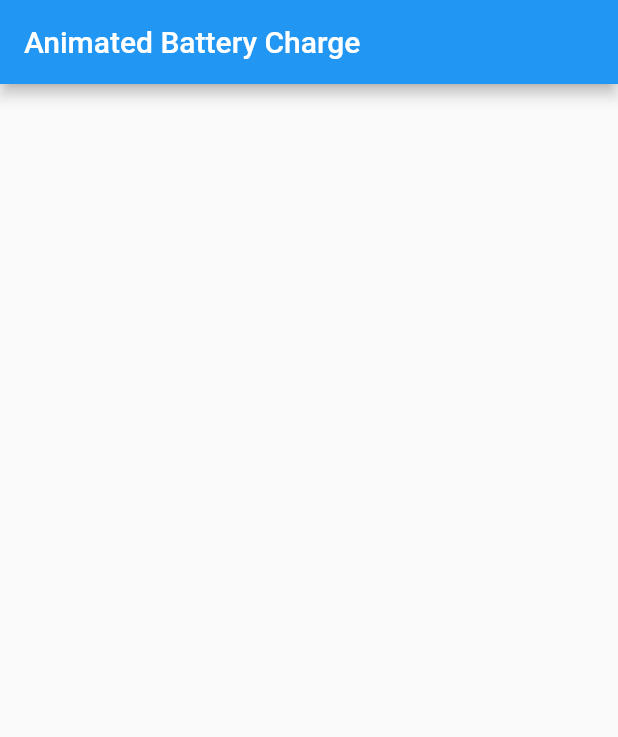
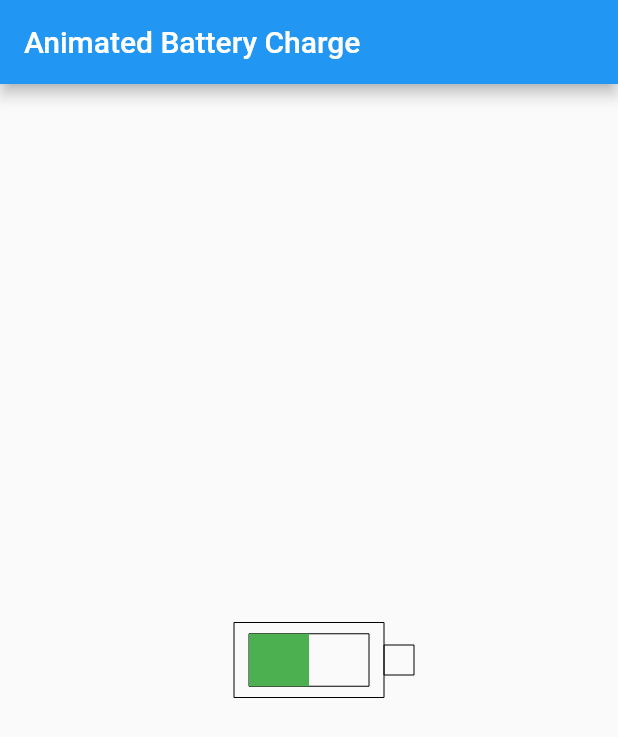
Before and after one commit to islamdidarmd/animated-battery-charge-flutter, a Flutter app: the screen it shows after launch, on a phone screen of 412 x 824 dp. Shown: the top 737 px of the screen. Run offline on Flutter 3.47's test engine with Material 2 defaults, Android fonts, the phone set to English and light mode, and no system bars.

Commit message:
Create Battery Charge Painter

```diff
--- a/lib/animated_battery_charge_page.dart
+++ b/lib/animated_battery_charge_page.dart
@@ -1,3 +1,4 @@
+import 'package:animated_battery_charge_flutter/battery_charge_painter.dart';
 import 'package:flutter/material.dart';
 
 class AnimatedBatteryChargePage extends StatelessWidget {
@@ -7,6 +8,14 @@ class AnimatedBatteryChargePage extends StatelessWidget {
   Widget build(BuildContext context) {
     return Scaffold(
       appBar: AppBar(title: const Text('Animated Battery Charge')),
+      body: Center(
+        child: CustomPaint(
+          size: const Size(200, 200),
+          painter: BatteryChargePainter(
+            charge: 80,
+          ),
+        ),
+      ),
     );
   }
 }
--- /dev/null
+++ b/lib/battery_charge_painter.dart
@@ -0,0 +1,68 @@
+import 'package:flutter/material.dart';
+
+class BatteryChargePainter extends CustomPainter {
+  BatteryChargePainter({
+    required this.charge,
+  });
+
+  final int charge;
+
+  final double batteryShellWidth = 100;
+  final double batteryShellHeight = 50;
+  final double chargeWidth = 80;
+  final double chargeHeight = 35;
+  final double batteryPositivePowerHeight = 20;
+  final double batteryPositivePowerWidth = 20;
+
+  final batteryShellPainter = Paint()
+    ..style = PaintingStyle.stroke
+    ..color = Colors.black;
+
+  final batteryChargePainter = Paint()
+    ..style = PaintingStyle.fill
+    ..color = Colors.green;
+
+  final batteryChargeStrokePainter = Paint()
+    ..style = PaintingStyle.stroke
+    ..color = Colors.black;
+
+  @override
+  void paint(Canvas canvas, Size size) {
+    final height = size.height;
+    final width = size.width;
+    final center = Offset(height / 2, width / 2);
+
+    final batteryPowerCenter = Offset(
+        center.dx + batteryShellWidth / 2 + batteryPositivePowerWidth / 2,
+        center.dy);
+
+    final shellRect = Rect.fromCenter(
+        center: center, width: batteryShellWidth, height: batteryShellHeight);
+
+    final fullChargeRect = Rect.fromCenter(
+        center: center, width: chargeWidth, height: chargeHeight);
+
+    final positivePowerRect = Rect.fromCenter(
+      center: batteryPowerCenter,
+      width: batteryPositivePowerWidth,
+      height: batteryPositivePowerHeight,
+    );
+
+    final chargeRect = Rect.fromLTWH(
+      fullChargeRect.left,
+      fullChargeRect.top,
+      (charge * 100) / width,
+      chargeHeight,
+    );
+
+    canvas.drawRect(shellRect, batteryShellPainter);
+    canvas.drawRect(fullChargeRect, batteryChargeStrokePainter);
+    canvas.drawRect(chargeRect, batteryChargePainter);
+    canvas.drawRect(positivePowerRect, batteryShellPainter);
+  }
+
+  @override
+  bool shouldRepaint(BatteryChargePainter oldDelegate) {
+    return oldDelegate.charge != charge;
+  }
+}
```
